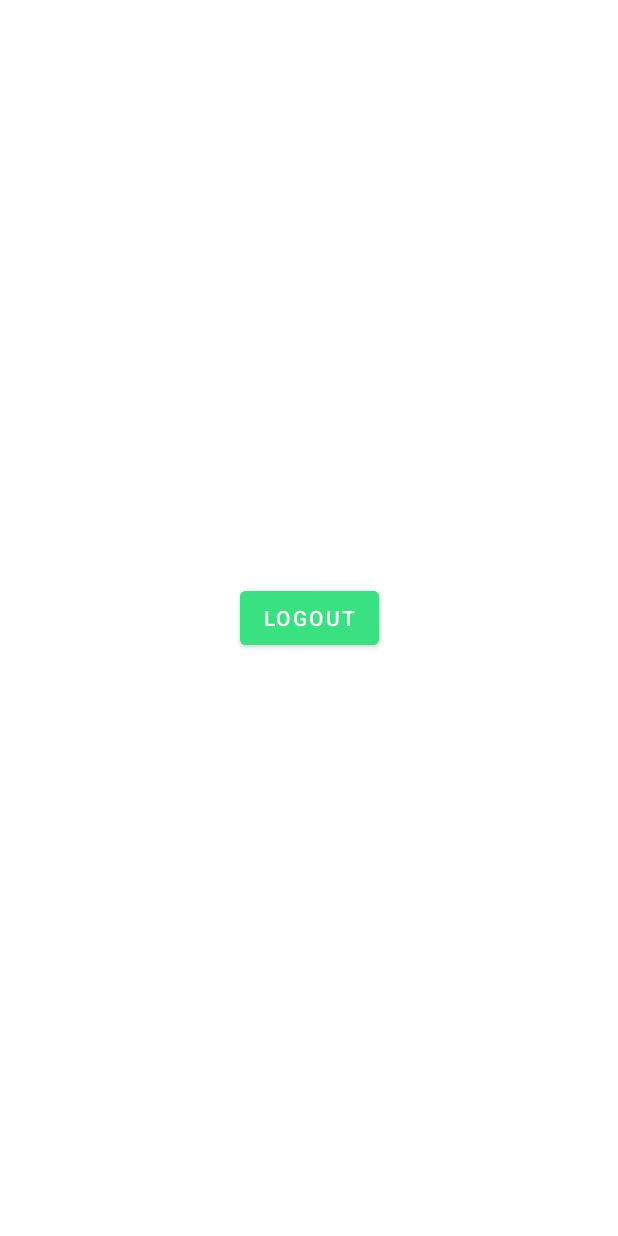
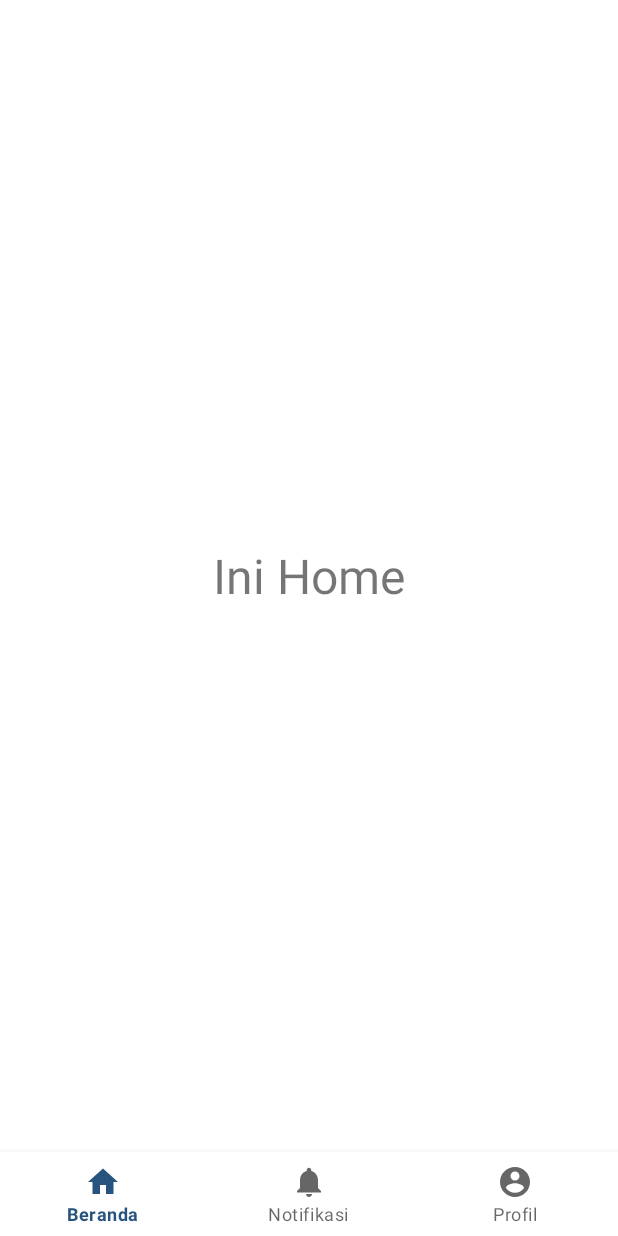
Before and after one commit to MIqbalTaruna/AplikasiBankSampah, an Android app: the MainActivity screen opened directly, with no data from a screen before it, on a phone screen of 412 x 824 dp. Run offline under Robolectric (Android 15) with nearby library versions, the phone set to English and light mode, and no system bars; 1 statement that could not run was skipped.

Commit message:
menambah bottom navigation bar

```diff
--- /dev/null
+++ b/app/src/main/java/com/example/aplikasibanksampah/HomeFragment.java
@@ -0,0 +1,64 @@
+package com.example.aplikasibanksampah;
+
+import android.os.Bundle;
+
+import androidx.fragment.app.Fragment;
+
+import android.view.LayoutInflater;
+import android.view.View;
+import android.view.ViewGroup;
+
+/**
+ * A simple {@link Fragment} subclass.
+ * Use the {@link HomeFragment#newInstance} factory method to
+ * create an instance of this fragment.
+ */
+public class HomeFragment extends Fragment {
+
+    // TODO: Rename parameter arguments, choose names that match
+    // the fragment initialization parameters, e.g. ARG_ITEM_NUMBER
+    private static final String ARG_PARAM1 = "param1";
+    private static final String ARG_PARAM2 = "param2";
+
+    // TODO: Rename and change types of parameters
+    private String mParam1;
+    private String mParam2;
+
+    public HomeFragment() {
+        // Required empty public constructor
+    }
+
+    /**
+     * Use this factory method to create a new instance of
+     * this fragment using the provided parameters.
+     *
+     * @param param1 Parameter 1.
+     * @param param2 Parameter 2.
+     * @return A new instance of fragment HomeFragment.
+     */
+    // TODO: Rename and change types and number of parameters
+    public static HomeFragment newInstance(String param1, String param2) {
+        HomeFragment fragment = new HomeFragment();
+        Bundle args = new Bundle();
+        args.putString(ARG_PARAM1, param1);
+        args.putString(ARG_PARAM2, param2);
+        fragment.setArguments(args);
+        return fragment;
+    }
+
+    @Override
+    public void onCreate(Bundle savedInstanceState) {
+        super.onCreate(savedInstanceState);
+        if (getArguments() != null) {
+            mParam1 = getArguments().getString(ARG_PARAM1);
+            mParam2 = getArguments().getString(ARG_PARAM2);
+        }
+    }
+
+    @Override
+    public View onCreateView(LayoutInflater inflater, ViewGroup container,
+                             Bundle savedInstanceState) {
+        // Inflate the layout for this fragment
+        return inflater.inflate(R.layout.fragment_home, container, false);
+    }
+}
--- /dev/null
+++ b/app/src/main/res/drawable/ic_home.xml
@@ -0,0 +1,5 @@
+<vector android:height="24dp" android:tint="#000000"
+    android:viewportHeight="24" android:viewportWidth="24"
+    android:width="24dp" xmlns:android="http://schemas.android.com/apk/res/android">
+    <path android:fillColor="@android:color/white" android:pathData="M10,20v-6h4v6h5v-8h3L12,3 2,12h3v8z"/>
+</vector>
--- /dev/null
+++ b/app/src/main/res/drawable/ic_notification.xml
@@ -0,0 +1,5 @@
+<vector android:height="24dp" android:tint="#000000"
+    android:viewportHeight="24" android:viewportWidth="24"
+    android:width="24dp" xmlns:android="http://schemas.android.com/apk/res/android">
+    <path android:fillColor="@android:color/white" android:pathData="M12,22c1.1,0 2,-0.9 2,-2h-4c0,1.1 0.89,2 2,2zM18,16v-5c0,-3.07 -1.64,-5.64 -4.5,-6.32L13.5,4c0,-0.83 -0.67,-1.5 -1.5,-1.5s-1.5,0.67 -1.5,1.5v0.68C7.63,5.36 6,7.92 6,11v5l-2,2v1h16v-1l-2,-2z"/>
+</vector>
--- a/app/src/main/res/layout/activity_main.xml
+++ b/app/src/main/res/layout/activity_main.xml
@@ -1,22 +1,26 @@
 <?xml version="1.0" encoding="utf-8"?>
-<androidx.constraintlayout.widget.ConstraintLayout xmlns:android="http://schemas.android.com/apk/res/android"
+<RelativeLayout xmlns:android="http://schemas.android.com/apk/res/android"
     xmlns:app="http://schemas.android.com/apk/res-auto"
     xmlns:tools="http://schemas.android.com/tools"
     android:layout_width="match_parent"
     android:layout_height="match_parent"
     tools:context=".MainActivity">
 
-    <Button
-        android:id="@+id/id_btn_logout"
-        android:layout_width="wrap_content"
+    <FrameLayout
+        android:id="@+id/fragment_container"
+        android:layout_width="match_parent"
+        android:layout_height="match_parent"
+        android:layout_above="@+id/bottom_nav"/>
+
+    <com.google.android.material.bottomnavigation.BottomNavigationView
+        android:id="@+id/bottom_nav"
+        android:layout_width="match_parent"
         android:layout_height="wrap_content"
-        android:layout_gravity="center"
-        android:backgroundTint="@color/green"
-        android:text="LOGOUT"
-        app:layout_constraintBottom_toBottomOf="parent"
-        app:layout_constraintEnd_toEndOf="parent"
-        app:layout_constraintStart_toStartOf="parent"
-        app:layout_constraintTop_toTopOf="parent" />
+        android:layout_alignParentBottom="true"
+        app:menu="@menu/bottom_navigation"
+        />
 
 
-</androidx.constraintlayout.widget.ConstraintLayout>
+
+
+</RelativeLayout>
--- /dev/null
+++ b/app/src/main/res/layout/fragment_home.xml
@@ -0,0 +1,16 @@
+<?xml version="1.0" encoding="utf-8"?>
+<RelativeLayout xmlns:android="http://schemas.android.com/apk/res/android"
+    xmlns:tools="http://schemas.android.com/tools"
+    android:layout_width="match_parent"
+    android:layout_height="match_parent"
+    tools:context=".HomeFragment">
+
+    <!-- TODO: Update blank fragment layout -->
+    <TextView
+        android:layout_width="wrap_content"
+        android:layout_height="wrap_content"
+        android:layout_centerInParent="true"
+        android:textSize="32sp"
+        android:text="Ini Home" />
+
+</RelativeLayout>
--- /dev/null
+++ b/app/src/main/res/menu/bottom_navigation.xml
@@ -0,0 +1,17 @@
+<?xml version="1.0" encoding="utf-8"?>
+<menu xmlns:android="http://schemas.android.com/apk/res/android">
+    <item
+        android:id="@+id/nav_home"
+        android:icon="@drawable/ic_home"
+        android:title="Beranda"/>
+
+    <item
+        android:id="@+id/nav_notif"
+        android:icon="@drawable/ic_notification"
+        android:title="Notifikasi"/>
+
+    <item
+        android:id="@+id/nav_profile"
+        android:icon="@drawable/ic_user"
+        android:title="Profil"/>
+</menu>
```
Also changed, not shown: app/src/main/java/com/example/aplikasibanksampah/MainActivity.java (+34 -10 lines), app/src/main/java/com/example/aplikasibanksampah/NotificationsFragment.java (added, +64 -0 lines), app/src/main/java/com/example/aplikasibanksampah/ProfileFragment.java (added, +64 -0 lines), app/src/main/res/layout/fragment_notifications.xml (added, +16 -0 lines), app/src/main/res/layout/fragment_profile.xml (added, +16 -0 lines).
